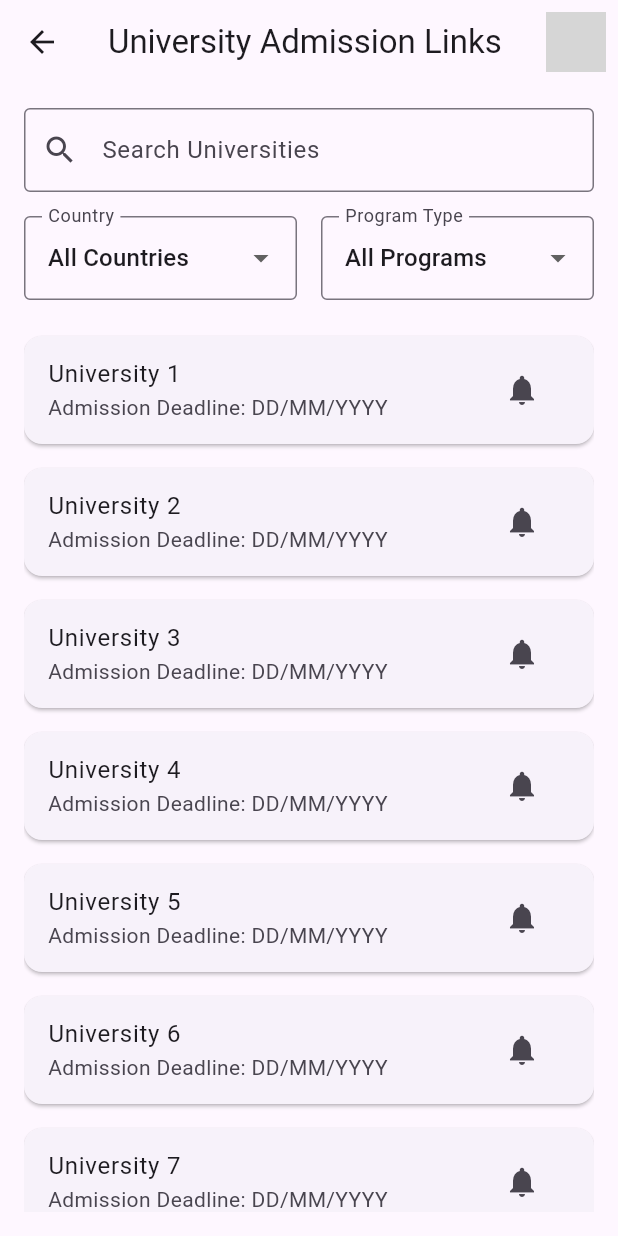
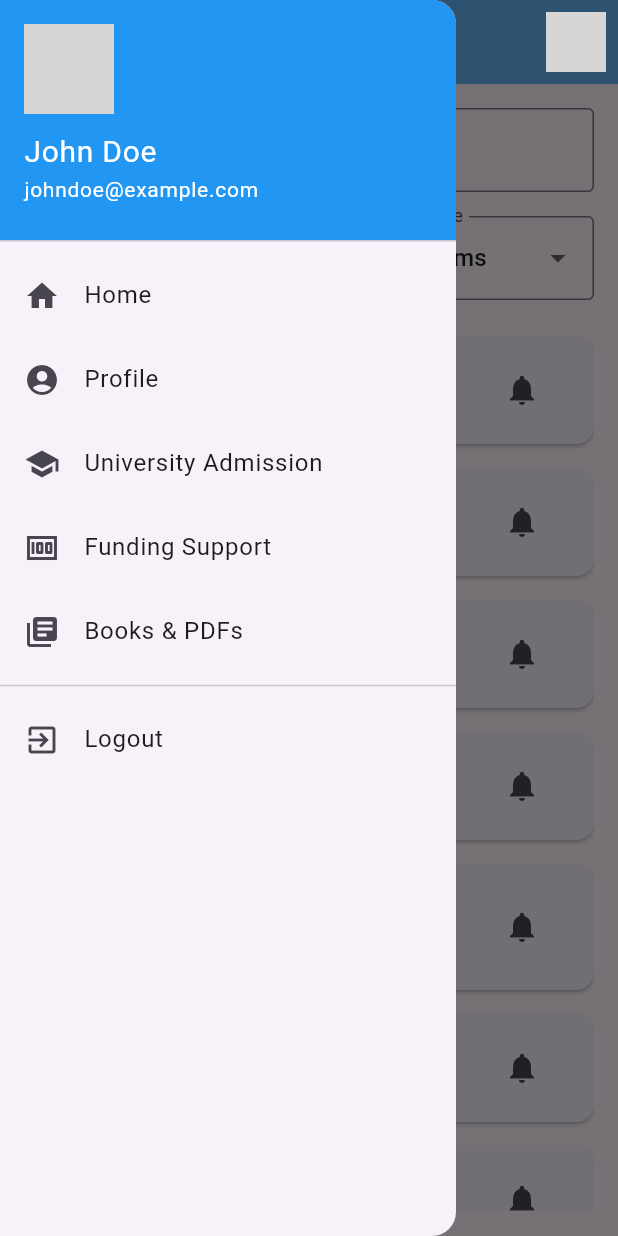
Before and after one commit to Kabir4874/Edulink_Hub_Flutter_App, a Flutter app: the AdmissionPage screen opened by its route, with the side drawer open (before the commit the screen has no drawer), on a phone screen of 412 x 824 dp. Run offline on Flutter 3.47's test engine with Material 3 defaults, Android fonts, the phone set to English and light mode, and no system bars; our stand-ins replace image_picker, intl_phone_field; grey boxes are pictures that could not be loaded.

Commit message:
1st update

```diff
--- /dev/null
+++ b/lib/model/university.dart
@@ -0,0 +1,19 @@
+class University {
+  final String name;
+  final String location;
+  final String applyDate;
+  final String deadline;
+  final String applyLink;
+  final String admitCardDownload;
+  final List<String> examUnits;
+
+  University({
+    required this.name,
+    required this.location,
+    required this.applyDate,
+    required this.deadline,
+    required this.applyLink,
+    required this.admitCardDownload,
+    required this.examUnits,
+  });
+}
--- a/lib/screens/admission_page.dart
+++ b/lib/screens/admission_page.dart
@@ -1,23 +1,197 @@
 import 'package:flutter/material.dart';
+import 'package:edulinkhub/widget/app_drawer.dart';
+import 'package:edulinkhub/model/university.dart'; // Import the model
+import 'package:edulinkhub/screens/universitydetailspage.dart';
 
 class AdmissionPage extends StatelessWidget {
+  final List<University> universities = [
+    University(
+      name: "Chittagong University",
+      location: "Chittagong",
+      applyDate: "23/03/2025",
+      deadline: "24/04/2025",
+      applyLink: "https://admission.cu.ac.bd/",
+      admitCardDownload: "15/05/2025",
+      examUnits: ["20/05/25", "21/05/25", "22/05/25", "23/05/25"],
+    ),
+    University(
+      name: "Dhaka University",
+      location: "Dhaka",
+      applyDate: "10/02/2025",
+      deadline: "15/03/2025",
+      applyLink: "https://admission.du.ac.bd/",
+      admitCardDownload: "05/04/2025",
+      examUnits: ["10/04/25", "11/04/25", "12/04/25", "13/04/25"],
+    ),
+  University(
+  name: "Chittagong University",
+  location: "Chittagong",
+  applyDate: "23/03/2025",
+  deadline: "24/04/2025",
+  applyLink: "https://admission.cu.ac.bd/",
+  admitCardDownload: "15/05/2025",
+  examUnits: ["20/05/25", "21/05/25", "22/05/25", "23/05/25"],
+  ),
+  University(
+  name: "Dhaka University",
+  location: "Dhaka",
+  applyDate: "01/02/2025",
+  deadline: "11/03/2025",
+  applyLink: "https://admission.eis.du.ac.bd/en/408b7c8ad06e4d9954fa2d948a01f508",
+  admitCardDownload: "25/03/2025",
+  examUnits: ["27/02/25", "28/02/25", "01/03/25", "02/03/25"],
+  ),
+  University(
+  name: "Shahjalal University of Science and Technology",
+  location: "Sylhet",
+  applyDate: "05/02/2025",
+  deadline: "13/03/2025",
+  applyLink: "https://admission.sust.edu.bd/",
+  admitCardDownload: "24/03/2025",
+  examUnits: ["25/03/25", "26/03/25", "27/03/25", "28/03/25"],
+  ),
+  University(
+  name: "Rajshahi University",
+  location: "Rajshahi",
+  applyDate: "01/02/2025",
+  deadline: "01/03/2025",
+  applyLink: "https://admission.ru.ac.bd/",
+  admitCardDownload: "20/02/2025",
+  examUnits: ["23/02/25", "24/02/25", "25/02/25", "26/02/25"],
+  ),
+  University(
+  name: "Jahangirnagar University",
+  location: "Dhaka",
+  applyDate: "01/03/2025",
+  deadline: "21/02/2025",
+  applyLink: "https://ju-admission.org/",
+  admitCardDownload: "28/02/2025",
+  examUnits: ["05/03/25", "06/03/25", "07/03/25", "08/03/25"],
+  ),
+  University(
+  name: "Khulna University",
+  location: "Khulna",
+  applyDate: "09/02/2025",
+  deadline: "22/02/2025",
+  applyLink: "https://admission.ku.ac.bd/",
+  admitCardDownload: "01/03/2025",
+  examUnits: ["15/03/25", "16/03/25", "17/03/25", "18/03/25"],
+  ),
+  University(
+  name: "Jagannath University",
+  location: "Dhaka",
+  applyDate: "10/02/2025",
+  deadline: "25/02/2025",
+  applyLink: "https://jnuadmission.com/",
+  admitCardDownload: "09/03/2025",
+  examUnits: ["20/03/25", "21/03/25", "22/03/25", "23/03/25"],
+  ),
+  University(
+  name: "Agricultural GST Admission",
+  location: "Mymenshing, Dhaka",
+  applyDate: "13/02/2025",
+  deadline: "23/02/2025",
+  applyLink: "https://acas.edu.bd/signin",
+  admitCardDownload: "05/03/2025",
+  examUnits: ["1/05/25"],
+  ),
+  University(
+  name: "Hajee Mohammad Danesh Science & Technology University",
+  location: "Basherhat",
+  applyDate: "12/02/2025",
+  deadline: "25/03/2025",
+  applyLink: "https://hstu.ac.bd/admission/index",
+  admitCardDownload: "30/03/2025",
+  examUnits: ["12/04/25", "13/04/25", "14/04/25", "15/04/25"],
+  ),
+  University(
+  name: "Patuakhali Science & Technology University",
+  location: "Patuakhali",
+  applyDate: "21/02/2025",
+  deadline: "21/03/2025",
+  applyLink: "https://www.pstu.ac.bd/admission",
+  admitCardDownload: "06/04/2025",
+  examUnits: ["18/04/25", "19/04/25", "20/04/25", "21/04/25"],
+  ),
+  University(
+  name: "University GST Admission",
+  location: "All District",
+  applyDate: "05/03/2025",
+  deadline: "15/03/2025",
+  applyLink: "https://gstadmission.ac.bd/",
+  admitCardDownload: "06/05/25",
+  examUnits: ["12/05/2025", "13/05/25", "14/05/25", "15/05/25"],
+  ),
+  University(
+  name: "Bangladesh University of Engineering and Technology (BUET)",
+  location: "Dhaka",
+  applyDate: "10/01/2025",
+  deadline: "12/02/2025",
+  applyLink: "https://ipe.buet.ac.bd/page/undergraduate-admission",
+  admitCardDownload: "27/02/2025",
+  examUnits: ["13/03/25"],
+  ),
+  University(
+  name: "Chittagong University of Engineering & Technology (CUET)",
+  location: "Chittagong",
+  applyDate: "12/03/2025",
+  deadline: "24/03/2025",
+  applyLink: "https://www.cuet.ac.bd/admission",
+  admitCardDownload: "06/04/2025",
+  examUnits: ["10/06/25"],
+  ),
+  University(
+  name: "Rajshahi University of Engineering & Technology (RUET)",
+  location: "Rajshahi",
+  applyDate: "18/05/2025",
+  deadline: "25/05/2025",
+  applyLink: "https://admission.ruet.ac.bd/",
+  admitCardDownload: "09/06/2025",
+  examUnits: ["12/06/25"],
+  ),
+  University(
+  name: "Khulna University of Engineering & Technology (KUET)",
+  location: "Khulna",
+  applyDate: "08/02/2025",
+  deadline: "27/02/2025",
+  applyLink: "https://www.kuet.ac.bd/",
+  admitCardDownload: "02/03/2025",
+  examUnits: ["8/04/25"],
+  ),
+  ];
+
+  // Add more universities as needed...
+
+
   @override
   Widget build(BuildContext context) {
     return Scaffold(
       appBar: AppBar(
-        title: Text('University Admission Links'),
+        title: Text('Admission Page'),
         actions: [
           // User Profile Button
           IconButton(
             icon: CircleAvatar(
-              backgroundImage: AssetImage('assets/images/profile.png'), // Add profile image
+              backgroundImage: AssetImage('assets/images/profile.jpg'), // Add profile image
             ),
             onPressed: () {
-              // Navigate to user profile page
+              // Navigate to user profile page when profile image is tapped
+              Navigator.pushNamed(
+                context,
+                '/profile',
+                arguments: {
+                  'fullName': 'John Doe',  // Example data
+                  'email': 'johndoe@example.com',
+                  'phoneNumber': '+123456789',
+                },
+              );
             },
           ),
         ],
+        backgroundColor: Colors.blue.shade300,
       ),
+      drawer: AppDrawer(),
+
       body: Padding(
         padding: const EdgeInsets.all(16.0),
         child: Column(
@@ -81,13 +255,13 @@ class AdmissionPage extends StatelessWidget {
             SizedBox(height: 16),
             Expanded(
               child: ListView.builder(
-                itemCount: 10, // Replace with actual data
+                itemCount: universities.length, // Use universities list instead of hardcoded number
                 itemBuilder: (context, index) {
                   return Card(
                     margin: EdgeInsets.symmetric(vertical: 8),
                     child: ListTile(
-                      title: Text('University ${index + 1}'),
-                      subtitle: Text('Admission Deadline: DD/MM/YYYY'),
+                      title: Text(universities[index].name), // Display actual university name
+                      subtitle: Text('Admission Deadline: ${universities[index].deadline}'),
                       trailing: IconButton(
                         icon: Icon(Icons.notifications),
                         onPressed: () {
@@ -95,7 +269,13 @@ class AdmissionPage extends StatelessWidget {
                         },
                       ),
                       onTap: () {
-                        // Navigate to university admission link
+                        // Navigate to the university details page and pass the university object
+                        Navigator.push(
+                          context,
+                          MaterialPageRoute(
+                            builder: (context) => UniversityDetailsPage(university: universities[index]),
+                          ),
+                        );
                       },
                     ),
                   );
--- /dev/null
+++ b/lib/widget/app_drawer.dart
@@ -0,0 +1,98 @@
+// app_drawer.dart
+
+import 'package:flutter/material.dart';
+
+class AppDrawer extends StatelessWidget {
+  @override
+  Widget build(BuildContext context) {
+    return Drawer(
+      child: ListView(
+        padding: EdgeInsets.zero,
+        children: [
+          DrawerHeader(
+            decoration: BoxDecoration(
+              color: Colors.blue,
+            ),
+            child: Column(
+              crossAxisAlignment: CrossAxisAlignment.start,
+              children: [
+                CircleAvatar(
+                  radius: 30,
+                  backgroundImage: AssetImage('assets/images/profile.jpg'), // Profile image
+                ),
+                SizedBox(height: 10),
+                Text(
+                  'John Doe',  // Replace with actual user name
+                  style: TextStyle(
+                    color: Colors.white,
+                    fontSize: 20,
+                  ),
+                ),
+                Text(
+                  'johndoe@example.com',  // Replace with actual user email
+                  style: TextStyle(
+                    color: Colors.white,
+                    fontSize: 14,
+                  ),
+                ),
+              ],
+            ),
+          ),
+          ListTile(
+            leading: Icon(Icons.home),
+            title: Text('Home'),
+            onTap: () {
+              Navigator.pushNamed(context, '/home');
+            },
+          ),
+          ListTile(
+            leading: Icon(Icons.account_circle),
+            title: Text('Profile'),
+            onTap: () {
+              Navigator.pushNamed(context, '/profile');
+            },
+          ),
+          ListTile(
+            leading: Icon(Icons.school),
+            title: Text('University Admission'),
+            onTap: () {
+              Navigator.pushNamed(context, '/admission');
+            },
+          ),
+          ListTile(
+            leading: Icon(Icons.money),
+            title: Text('Funding Support'),
+            onTap: () {
+              Navigator.pushNamed(context, '/funding');
+            },
+          ),
+          ListTile(
+            leading: Icon(Icons.library_books),
+            title: Text('Books & PDFs'),
+            onTap: () {
+              Navigator.pushNamed(context, '/books');
+            },
+          ),
+          Divider(),  // Optional divider for separation
+          ListTile(
+            leading: Icon(Icons.exit_to_app),
+            title: Text('Logout'),
+            onTap: () {
+              // Implement the logout functionality
+              _logout(context);
+            },
+          ),
+        ],
+      ),
+    );
+  }
+
+  // Handle logout action
+  void _logout(BuildContext context) {
+    // You can add logic here to clear session, authentication token, etc.
+    // For now, we're simply navigating back to the Sign-in page
+
+    // Navigate to the Sign-In page and replace the current screen
+    Navigator.pushReplacementNamed(context, '/'); // Replace with the SignInPage
+  }
+}
```
Also changed, not shown: lib/screens/UniversityDetailsPage.dart (added, +58 -0 lines), lib/screens/otp_verification_page.dart (added, +76 -0 lines), lib/screens/payment_page.dart (added, +86 -0 lines), lib/screens/profile_page.dart (added, +190 -0 lines).
